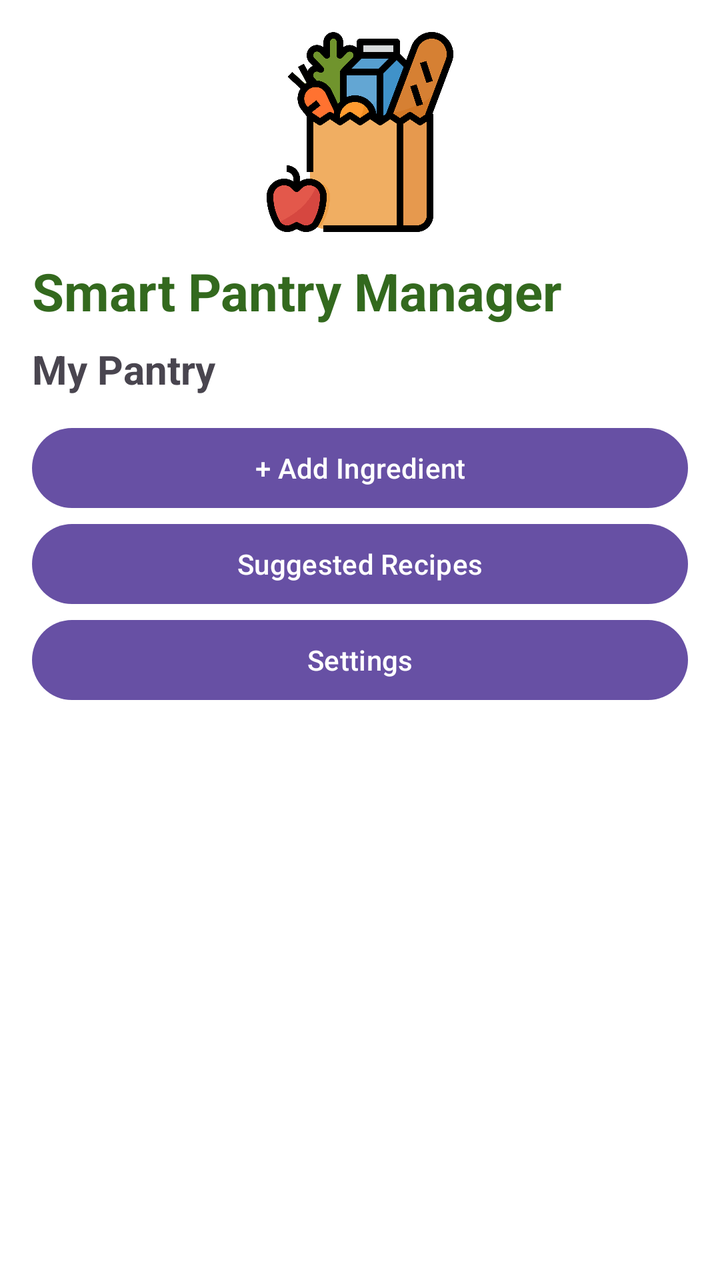
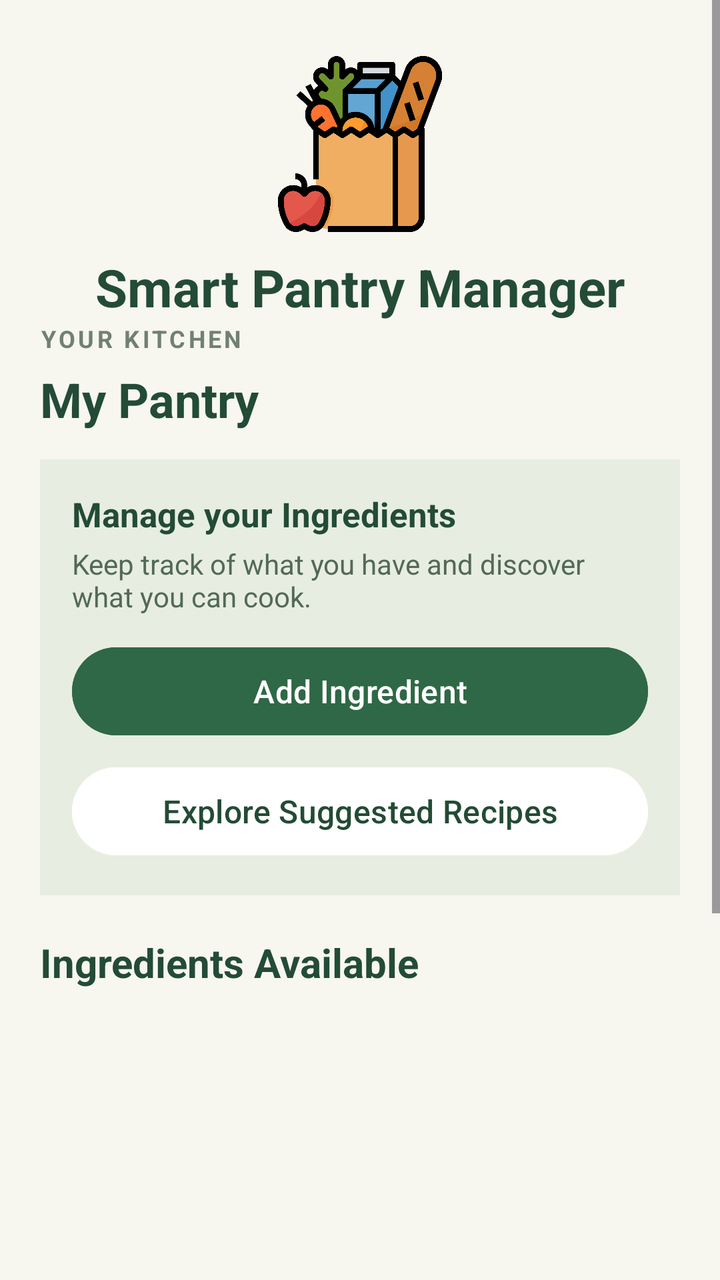

Before-and-after screenshots of an Android layout around one commit, followed by the original layout XML and the change that was made.
<!-- AndroidManifest.xml: application theme Theme.SmartPantryManager -->
<!-- res/layout/activity_main.xml -->
<?xml version="1.0" encoding="utf-8"?>
<LinearLayout xmlns:android="http://schemas.android.com/apk/res/android"
    android:id="@+id/main"
    android:layout_width="match_parent"
    android:layout_height="match_parent"
    android:orientation="vertical"
    android:padding="16dp"
    android:background="#FFFFFF">

    <ImageView
        android:id="@+id/imagePantryLogo"
        android:layout_width="100dp"
        android:layout_height="100dp"
        android:layout_gravity="center_horizontal"
        android:layout_marginBottom="12dp"
        android:contentDescription="Smart Pantry Manager logo"
        android:scaleType="fitCenter"
        android:src="@drawable/applogo" />

    <TextView
        android:layout_width="match_parent"
        android:layout_height="wrap_content"
        android:text="Smart Pantry Manager"
        android:textSize="26sp"
        android:textStyle="bold"
        android:textColor="#33691E"
        android:paddingBottom="8dp" />

    <TextView
        android:layout_width="match_parent"
        android:layout_height="wrap_content"
        android:text="My Pantry"
        android:textSize="20sp"
        android:textStyle="bold"
        android:paddingBottom="12dp" />

    <Button
        android:id="@+id/buttonAddIngredient"
        android:layout_width="match_parent"
        android:layout_height="wrap_content"
        android:text="+ Add Ingredient" />

    <Button
        android:id="@+id/buttonSuggestedRecipes"
        android:layout_width="match_parent"
        android:layout_height="wrap_content"
        android:text="Suggested Recipes" />

    <Button
        android:id="@+id/buttonSettings"
        android:layout_width="match_parent"
        android:layout_height="wrap_content"
        android:text="Settings" />

    <androidx.recyclerview.widget.RecyclerView
        android:id="@+id/recyclerViewIngredients"
        android:contentDescription="Your Pantry Ingredients"
        android:layout_width="match_parent"
        android:layout_height="0dp"
        android:layout_weight="1"
        android:paddingTop="12dp" />

</LinearLayout>
<!-- resources referenced by this layout -->
<resources>
  <!-- drawable applogo: png bitmap (drawable, 98710 bytes) -->
  <style name="Theme.SmartPantryManager" parent="Base.Theme.SmartPantryManager" />
  <style name="Base.Theme.SmartPantryManager" parent="Theme.Material3.DayNight.NoActionBar">
          
          
      </style>
</resources>

<!-- the commit's change to res/layout/activity_main.xml (unified diff, before → after) -->
@@ -1,63 +1,138 @@
 <?xml version="1.0" encoding="utf-8"?>
-<LinearLayout xmlns:android="http://schemas.android.com/apk/res/android"
-    android:id="@+id/main"
+<ScrollView xmlns:android="http://schemas.android.com/apk/res/android"
     android:layout_width="match_parent"
     android:layout_height="match_parent"
-    android:orientation="vertical"
-    android:padding="16dp"
-    android:background="#FFFFFF">
+    android:background="#F7F6EF"
+    android:fillViewport="true">
 
-    <ImageView
-        android:id="@+id/imagePantryLogo"
-        android:layout_width="100dp"
-        android:layout_height="100dp"
-        android:layout_gravity="center_horizontal"
-        android:layout_marginBottom="12dp"
-        android:contentDescription="Smart Pantry Manager logo"
-        android:scaleType="fitCenter"
-        android:src="@drawable/applogo" />
-
-    <TextView
+    <LinearLayout
+        android:id="@+id/main"
         android:layout_width="match_parent"
         android:layout_height="wrap_content"
-        android:text="Smart Pantry Manager"
-        android:textSize="26sp"
-        android:textStyle="bold"
-        android:textColor="#33691E"
-        android:paddingBottom="8dp" />
+        android:orientation="vertical"
+        android:padding="20dp">
 
-    <TextView
-        android:layout_width="match_parent"
-        android:layout_height="wrap_content"
-        android:text="My Pantry"
-        android:textSize="20sp"
-        android:textStyle="bold"
-        android:paddingBottom="12dp" />
+        
+        <ImageView
+            android:id="@+id/imagePantryLogo"
+            android:layout_width="88dp"
+            android:layout_height="88dp"
+            android:layout_gravity="center_horizontal"
+            android:layout_marginTop="8dp"
+            android:layout_marginBottom="10dp"
+            android:contentDescription="Smart Pantry Manager logo"
+            android:scaleType="fitCenter"
+            android:src="@drawable/applogo" />
 
-    <Button
-        android:id="@+id/buttonAddIngredient"
-        android:layout_width="match_parent"
-        android:layout_height="wrap_content"
-        android:text="+ Add Ingredient" />
+        <TextView
+            android:layout_width="match_parent"
+            android:layout_height="wrap_content"
+            android:gravity="center"
+            android:text="Smart Pantry Manager"
+            android:textColor="#234B35"
+            android:textSize="26sp"
+            android:textStyle="bold" />
 
-    <Button
-        android:id="@+id/buttonSuggestedRecipes"
-        android:layout_width="match_parent"
-        android:layout_height="wrap_content"
-        android:text="Suggested Recipes" />
+        
+        <TextView
+            android:layout_width="match_parent"
+            android:layout_height="wrap_content"
+            android:text="YOUR KITCHEN"
+            android:textColor="#718071"
+            android:textSize="12sp"
+            android:textStyle="bold"
+            android:letterSpacing="0.12"
+            android:layout_marginBottom="6dp" />
 
-    <Button
-        android:id="@+id/buttonSettings"
-        android:layout_width="match_parent"
-        android:layout_height="wrap_content"
-        android:text="Settings" />
+        <TextView
+            android:layout_width="match_parent"
+            android:layout_height="wrap_content"
+            android:text="My Pantry"
+            android:textColor="#234B35"
+            android:textSize="24sp"
+            android:textStyle="bold"
+            android:layout_marginBottom="14dp" />
 
-    <androidx.recyclerview.widget.RecyclerView
-        android:id="@+id/recyclerViewIngredients"
-        android:contentDescription="Your Pantry Ingredients"
-        android:layout_width="match_parent"
-        android:layout_height="0dp"
-        android:layout_weight="1"
-        android:paddingTop="12dp" />
+        
+        <LinearLayout
+            android:layout_width="match_parent"
+            android:layout_height="wrap_content"
+            android:orientation="vertical"
+            android:padding="16dp"
+            android:background="#E7EDE1"
+            android:layout_marginBottom="20dp">
 
-</LinearLayout>
+            <TextView
+                android:layout_width="match_parent"
+                android:layout_height="wrap_content"
+                android:text="Manage your Ingredients"
+                android:textColor="#234B35"
+                android:textSize="17sp"
+                android:textStyle="bold"
+                android:layout_marginBottom="4dp" />
+
+            <TextView
+                android:layout_width="match_parent"
+                android:layout_height="wrap_content"
+                android:text="Keep track of what you have and discover what you can cook."
+                android:textColor="#536957"
+                android:textSize="14sp"
+                android:layout_marginBottom="12dp" />
+
+            <Button
+                android:id="@+id/buttonAddIngredient"
+                android:layout_width="match_parent"
+                android:layout_height="wrap_content"
+                android:text="Add Ingredient"
+                android:textAllCaps="false"
+                android:textSize="16sp"
+                android:textColor="#FFFFFF"
+                android:backgroundTint="#2F6846"
+                android:minHeight="52dp" />
+
+            <Button
+                android:id="@+id/buttonSuggestedRecipes"
+                android:layout_width="match_parent"
+                android:layout_height="wrap_content"
+                android:layout_marginTop="8dp"
+                android:text="Explore Suggested Recipes"
+                android:textAllCaps="false"
+                android:textSize="16sp"
+                android:textColor="#234B35"
+                android:backgroundTint="#FFFFFF"
+                android:minHeight="52dp" />
+
+        </LinearLayout>
+
+        
+        <TextView
+            android:layout_width="match_parent"
+            android:layout_height="wrap_content"
+            android:text="Ingredients Available"
+            android:textColor="#234B35"
+            android:textSize="20sp"
+            android:textStyle="bold"
+            android:layout_marginBottom="10dp" />
+
+        <androidx.recyclerview.widget.RecyclerView
+            android:id="@+id/recyclerViewIngredients"
+            android:layout_width="match_parent"
+            android:layout_height="300dp"
+            android:contentDescription="Your Pantry Ingredients"
+            android:paddingTop="4dp"
+            android:clipToPadding="false" />
+
+        <Button
+            android:id="@+id/buttonSettings"
+            android:layout_width="match_parent"
+            android:layout_height="wrap_content"
+            android:layout_marginTop="12dp"
+            android:layout_marginBottom="12dp"
+            android:text="Settings"
+            android:textAllCaps="false"
+            android:textColor="#234B35"
+            android:backgroundTint="#E7EDE1"
+            android:minHeight="48dp" />
+
+    </LinearLayout>
+</ScrollView>
